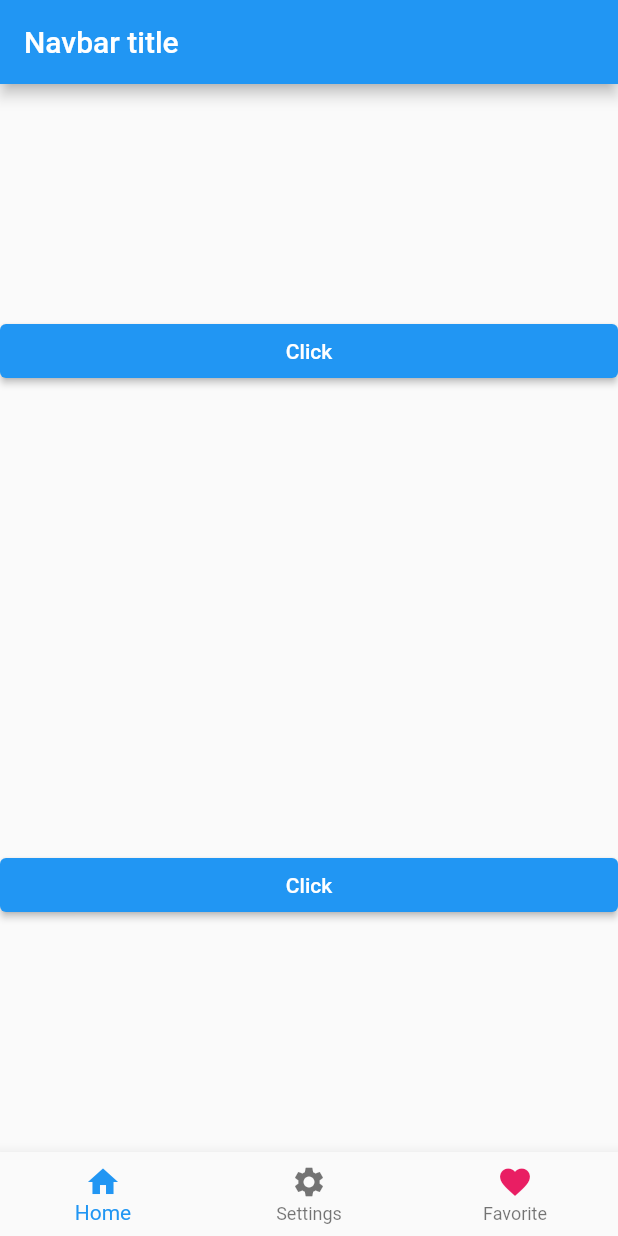
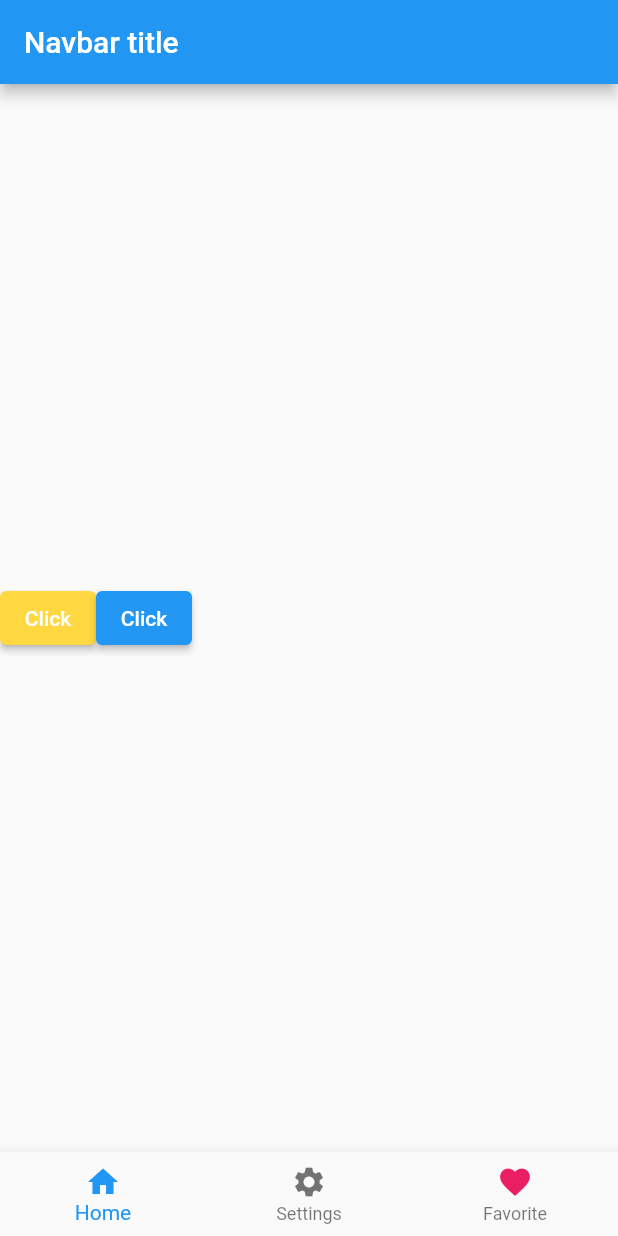
Before and after one commit to jhonatan0912/FLUTTER-APP-1, a Flutter app: the screen it shows after launch, on a phone screen of 412 x 824 dp. Run offline on Flutter 3.47's test engine with Material 2 defaults, Android fonts, the phone set to English and light mode, and no system bars.

Commit message:
button styles added

```diff
--- a/lib/main.dart
+++ b/lib/main.dart
@@ -31,11 +31,20 @@ class _MyAppState extends State<MyApp> {
         ),
         // Body
         body: Center(
-          child: Column(
-            mainAxisAlignment: MainAxisAlignment.spaceAround,
-            crossAxisAlignment: CrossAxisAlignment.stretch,
+          child: SizedBox(
+            width: double.infinity,
+            height: double.infinity,
+            child: Row(
+              // main => X
+              // cross => Y
+              mainAxisAlignment: MainAxisAlignment.start,
+              crossAxisAlignment: CrossAxisAlignment.center,
               children: [
                 ElevatedButton(
+                  style: ElevatedButton.styleFrom(
+                      // foreground => text color
+                      foregroundColor: Colors.white,
+                      backgroundColor: Colors.amberAccent),
                   onPressed: () {
                     setState(() {
                       buttonName = 'Pressed';
@@ -52,6 +61,7 @@ class _MyAppState extends State<MyApp> {
                   child: Text(buttonName),
                 )
               ],
+            ),
           ),
         ),
         bottomNavigationBar: BottomNavigationBar(
```
Lines whose indentation alone changed are shown as unchanged.
